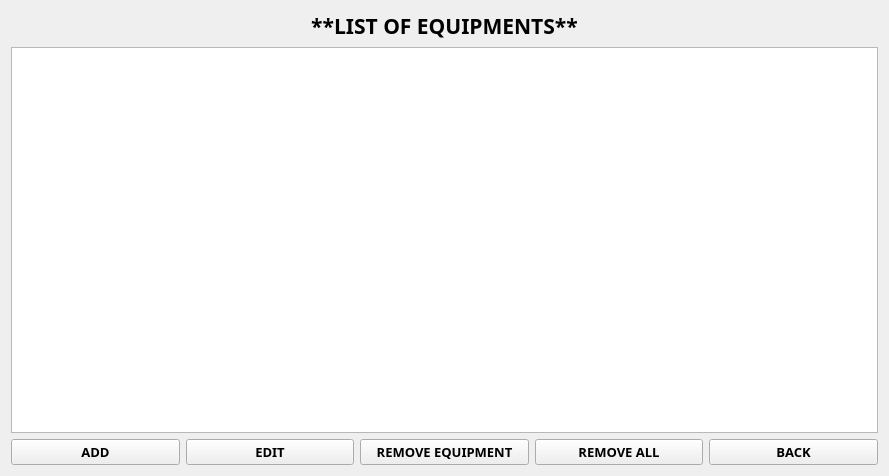
First picture: the form in listequipments.ui, repository markytools/sume-borrower-app, before the edit.
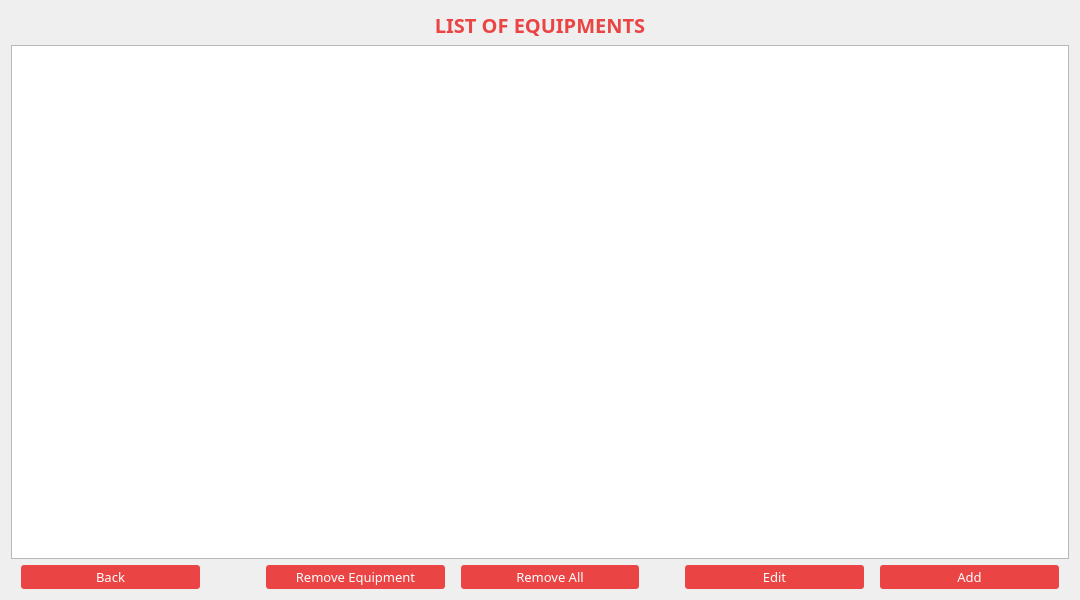
Second picture: the form after the edit.

```diff
--- a/listequipments.ui
+++ b/listequipments.ui
@@ -6,115 +6,282 @@
    <rect>
     <x>0</x>
     <y>0</y>
-    <width>889</width>
-    <height>476</height>
+    <width>1080</width>
+    <height>600</height>
    </rect>
   </property>
   <property name="minimumSize">
    <size>
-    <width>889</width>
-    <height>476</height>
+    <width>1080</width>
+    <height>600</height>
    </size>
   </property>
   <property name="windowTitle">
    <string>Form</string>
   </property>
+  <property name="styleSheet">
+   <string notr="true">#ListEquipments{
+background-color:white;
+background:none;
+border:none;
+}</string>
+  </property>
   <layout class="QGridLayout" name="gridLayout">
-   <item row="0" column="0">
-    <widget class="QLabel" name="label">
+   <item row="2" column="0">
+    <widget class="QTableWidget" name="equipmentTable">
      <property name="font">
       <font>
-       <family>Segoe UI Black</family>
-       <pointsize>16</pointsize>
-       <weight>75</weight>
-       <bold>true</bold>
+       <family>Adobe Gothic Std B</family>
+       <pointsize>10</pointsize>
       </font>
      </property>
-     <property name="text">
-      <string>**LIST OF EQUIPMENTS**</string>
-     </property>
-     <property name="alignment">
-      <set>Qt::AlignCenter</set>
-     </property>
     </widget>
    </item>
-   <item row="1" column="0">
-    <widget class="QTableWidget" name="equipmentTable"/>
-   </item>
-   <item row="2" column="0">
+   <item row="3" column="0">
     <layout class="QHBoxLayout" name="horizontalLayout">
      <item>
-      <widget class="QPushButton" name="AddButton">
-       <property name="font">
-        <font>
-         <family>Segoe UI Black</family>
-         <pointsize>10</pointsize>
-         <weight>75</weight>
-         <bold>true</bold>
-        </font>
+      <spacer name="horizontalSpacer">
+       <property name="orientation">
+        <enum>Qt::Horizontal</enum>
        </property>
-       <property name="text">
-        <string>ADD</string>
+       <property name="sizeType">
+        <enum>QSizePolicy::Fixed</enum>
        </property>
-      </widget>
+       <property name="sizeHint" stdset="0">
+        <size>
+         <width>10</width>
+         <height>20</height>
+        </size>
+       </property>
+      </spacer>
      </item>
      <item>
-      <widget class="QPushButton" name="EditButton">
+      <widget class="QPushButton" name="Back">
        <property name="font">
         <font>
-         <family>Segoe UI Black</family>
+         <family>Adobe Gothic Std B</family>
          <pointsize>10</pointsize>
-         <weight>75</weight>
-         <bold>true</bold>
+         <weight>50</weight>
+         <bold>false</bold>
         </font>
        </property>
+       <property name="styleSheet">
+        <string notr="true">#Back{
+background-color: #eb4444;
+color: white;
+border-style: outset;
+border-radius: 3px;
+padding: 3px;
+}</string>
+       </property>
        <property name="text">
-        <string>EDIT</string>
+        <string>Back</string>
        </property>
       </widget>
      </item>
+     <item>
+      <spacer name="horizontalSpacer_5">
+       <property name="orientation">
+        <enum>Qt::Horizontal</enum>
+       </property>
+       <property name="sizeType">
+        <enum>QSizePolicy::Fixed</enum>
+       </property>
+       <property name="sizeHint" stdset="0">
+        <size>
+         <width>60</width>
+         <height>20</height>
+        </size>
+       </property>
+      </spacer>
+     </item>
      <item>
       <widget class="QPushButton" name="RemoveButton">
        <property name="font">
         <font>
-         <family>Segoe UI Black</family>
+         <family>Adobe Gothic Std B</family>
          <pointsize>10</pointsize>
-         <weight>75</weight>
-         <bold>true</bold>
+         <weight>50</weight>
+         <bold>false</bold>
         </font>
        </property>
+       <property name="styleSheet">
+        <string notr="true">#RemoveButton{
+background-color: #eb4444;
+color: white;
+border-style: outset;
+border-radius: 3px;
+padding: 3px;
+}</string>
+       </property>
        <property name="text">
-        <string>REMOVE EQUIPMENT</string>
+        <string>Remove Equipment</string>
        </property>
       </widget>
      </item>
+     <item>
+      <spacer name="horizontalSpacer_6">
+       <property name="orientation">
+        <enum>Qt::Horizontal</enum>
+       </property>
+       <property name="sizeType">
+        <enum>QSizePolicy::Fixed</enum>
+       </property>
+       <property name="sizeHint" stdset="0">
+        <size>
+         <width>10</width>
+         <height>20</height>
+        </size>
+       </property>
+      </spacer>
+     </item>
      <item>
       <widget class="QPushButton" name="RemoveAllButton">
        <property name="font">
         <font>
-         <family>Segoe UI Black</family>
+         <family>Adobe Gothic Std B</family>
          <pointsize>10</pointsize>
-         <weight>75</weight>
-         <bold>true</bold>
+         <weight>50</weight>
+         <bold>false</bold>
         </font>
        </property>
+       <property name="styleSheet">
+        <string notr="true">#RemoveAllButton{
+background-color: #eb4444;
+color: white;
+border-style: outset;
+border-radius: 3px;
+padding: 3px;
+}</string>
+       </property>
        <property name="text">
-        <string>REMOVE ALL</string>
+        <string>Remove All</string>
        </property>
       </widget>
      </item>
      <item>
-      <widget class="QPushButton" name="Back">
+      <spacer name="horizontalSpacer_4">
+       <property name="orientation">
+        <enum>Qt::Horizontal</enum>
+       </property>
+       <property name="sizeType">
+        <enum>QSizePolicy::Fixed</enum>
+       </property>
+       <property name="sizeHint" stdset="0">
+        <size>
+         <width>40</width>
+         <height>20</height>
+        </size>
+       </property>
+      </spacer>
+     </item>
+     <item>
+      <widget class="QPushButton" name="EditButton">
        <property name="font">
         <font>
-         <family>Segoe UI Black</family>
+         <family>Adobe Gothic Std B</family>
          <pointsize>10</pointsize>
+         <weight>50</weight>
+         <bold>false</bold>
+        </font>
+       </property>
+       <property name="styleSheet">
+        <string notr="true">#EditButton{
+background-color: #eb4444;
+color: white;
+border-style: outset;
+border-radius: 3px;
+padding: 3px;
+}</string>
+       </property>
+       <property name="text">
+        <string>Edit</string>
+       </property>
+      </widget>
+     </item>
+     <item>
+      <spacer name="horizontalSpacer_3">
+       <property name="orientation">
+        <enum>Qt::Horizontal</enum>
+       </property>
+       <property name="sizeType">
+        <enum>QSizePolicy::Fixed</enum>
+       </property>
+       <property name="sizeHint" stdset="0">
+        <size>
+         <width>10</width>
+         <height>20</height>
+        </size>
+       </property>
+      </spacer>
+     </item>
+     <item>
+      <widget class="QPushButton" name="AddButton">
+       <property name="font">
+        <font>
+         <family>Adobe Gothic Std B</family>
+         <pointsize>10</pointsize>
+         <weight>50</weight>
+         <bold>false</bold>
+        </font>
+       </property>
+       <property name="styleSheet">
+        <string notr="true">#AddButton{
+background-color: #eb4444;
+color: white;
+border-style: outset;
+border-radius: 3px;
+padding: 3px;
+}</string>
+       </property>
+       <property name="text">
+        <string>Add</string>
+       </property>
+      </widget>
+     </item>
+     <item>
+      <spacer name="horizontalSpacer_2">
+       <property name="orientation">
+        <enum>Qt::Horizontal</enum>
+       </property>
+       <property name="sizeType">
+        <enum>QSizePolicy::Fixed</enum>
+       </property>
+       <property name="sizeHint" stdset="0">
+        <size>
+         <width>10</width>
+         <height>20</height>
+        </size>
+       </property>
+      </spacer>
+     </item>
+    </layout>
+   </item>
+   <item row="0" column="0">
+    <layout class="QHBoxLayout" name="horizontalLayout_2">
+     <item>
+      <widget class="QLabel" name="label">
+       <property name="font">
+        <font>
+         <family>Adobe Gothic Std B</family>
+         <pointsize>15</pointsize>
          <weight>75</weight>
          <bold>true</bold>
         </font>
        </property>
+       <property name="styleSheet">
+        <string notr="true">#label{
+background-color:transparent;
+color: #eb4444;
+background:none;
+border:none;
+}</string>
+       </property>
        <property name="text">
-        <string>BACK</string>
+        <string>LIST OF EQUIPMENTS</string>
+       </property>
+       <property name="alignment">
+        <set>Qt::AlignCenter</set>
        </property>
       </widget>
      </item>
```
